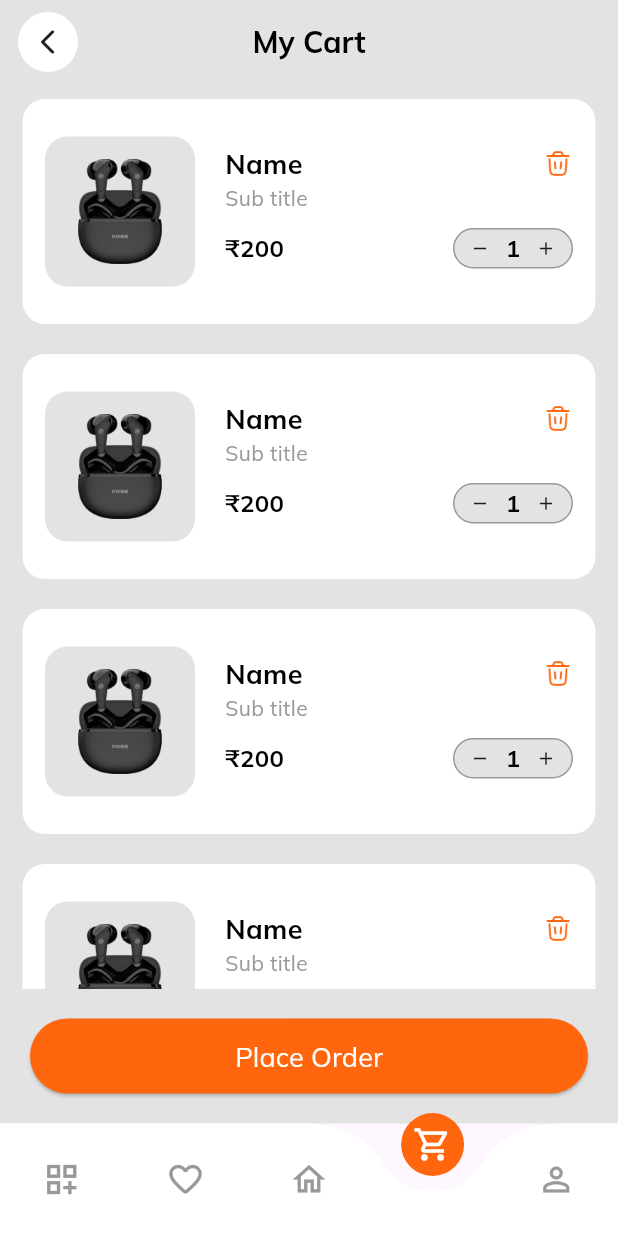
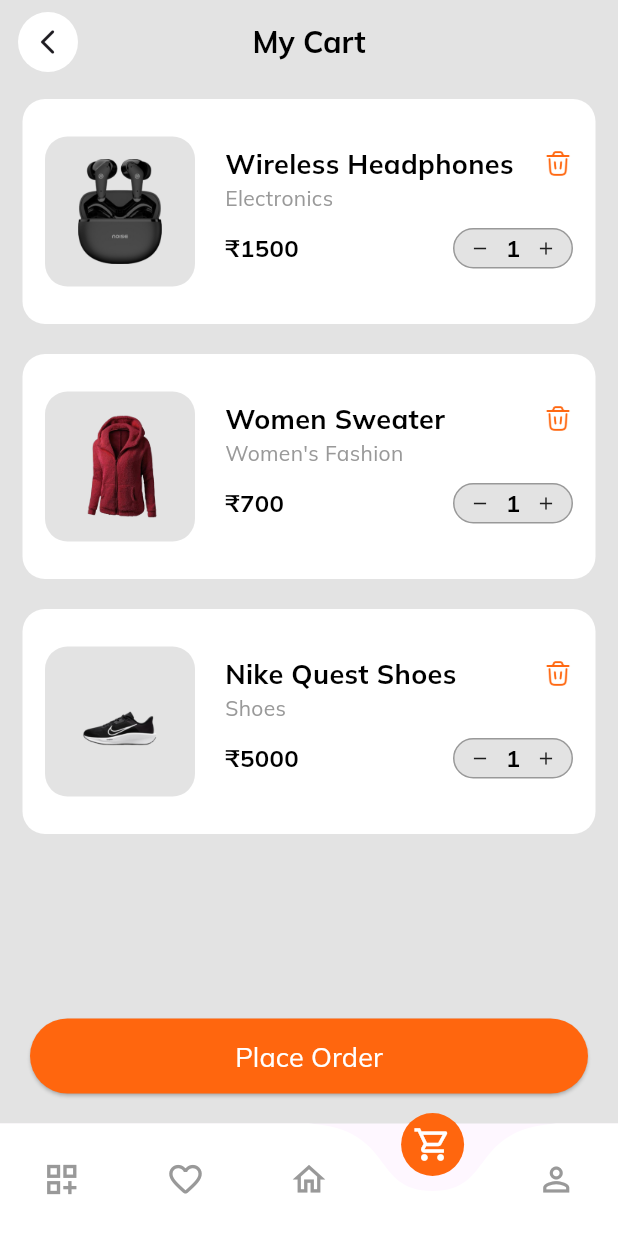
Before and after one commit to iamkishankachrola/ecommerce_app, a Flutter app: the screen it shows after launch, item 4 of the bottom bar chosen, on a phone screen of 412 x 824 dp. Run offline on Flutter 3.47's test engine with Material 3 defaults, Android fonts, the phone set to English and light mode, and no system bars; drawn by our look-alikes of curved_navigation_bar; our stand-ins replace carousel_slider.

Commit message:
ecommerce_app

```diff
--- a/lib/ui/nav_pages/nav_cart_page.dart
+++ b/lib/ui/nav_pages/nav_cart_page.dart
@@ -3,6 +3,26 @@ import 'package:ecommerce_app/domain/ui_helper.dart';
 import 'package:flutter/material.dart';
 
 class NavCartPage extends StatelessWidget{
+  List<Map<String,dynamic>> cartItems = [
+    {
+      "image" : "assets/images/noise_earbuds.png",
+      "name" : "Wireless Headphones",
+      "category" : "Electronics",
+      "amount" : "1500"
+    },
+    {
+      "image" : "assets/images/women_sweater.png",
+      "name" : "Women Sweater",
+      "category" : "Women's Fashion",
+      "amount" : "700"
+    },
+    {
+      "image" : "assets/images/nike_quest_shoes.png",
+      "name" : "Nike Quest Shoes",
+      "category" : "Shoes",
+      "amount" : "5000"
+    }
+  ];
   @override
   Widget build(BuildContext context) {
     return Scaffold(
@@ -24,6 +44,7 @@ class NavCartPage extends StatelessWidget{
         children: [
           Expanded(
             child: ListView.builder(
+              itemCount: cartItems.length,
               itemBuilder: (context, index) {
               return Container(
                 margin: const EdgeInsets.symmetric(horizontal: 15,vertical: 10),
@@ -46,7 +67,7 @@ class NavCartPage extends StatelessWidget{
                         ),
                         child: Padding(
                           padding: const EdgeInsets.all(15),
-                          child: Image.asset("assets/images/noise_earbuds.png"),
+                          child: Image.asset(cartItems[index]["image"]),
                         ),
                       ),
                       const SizedBox(width: 20,),
@@ -59,11 +80,11 @@ class NavCartPage extends StatelessWidget{
                               Row(
                                 mainAxisAlignment: MainAxisAlignment.spaceBetween,
                                 children: [
-                                  Text("Name",style: myTextStyleBold18(),),
+                                  Text(cartItems[index]["name"],style: myTextStyleBold18(),),
                                   ImageIcon(const AssetImage("assets/icons/trash.png"),size: 20,color: AppColors.primaryColor,)
                                 ],
                               ),
-                              Text("Sub title",style: myTextStyle14(fontColor: AppColors.darkGreyColor),),
+                              Text(cartItems[index]["category"],style: myTextStyle14(fontColor: AppColors.darkGreyColor),),
                               const SizedBox(height: 10,),
                               Row(
                                 mainAxisAlignment: MainAxisAlignment.spaceBetween,
@@ -71,7 +92,7 @@ class NavCartPage extends StatelessWidget{
                                   Row(
                                     children: [
                                       Text("₹",style: myTextStyleBold16(),),
-                                      Text("200",style: myTextStyleBold16(),),
+                                      Text(cartItems[index]["amount"],style: myTextStyleBold16(),),
                                     ],
                                   ),
                                   Container(
```
